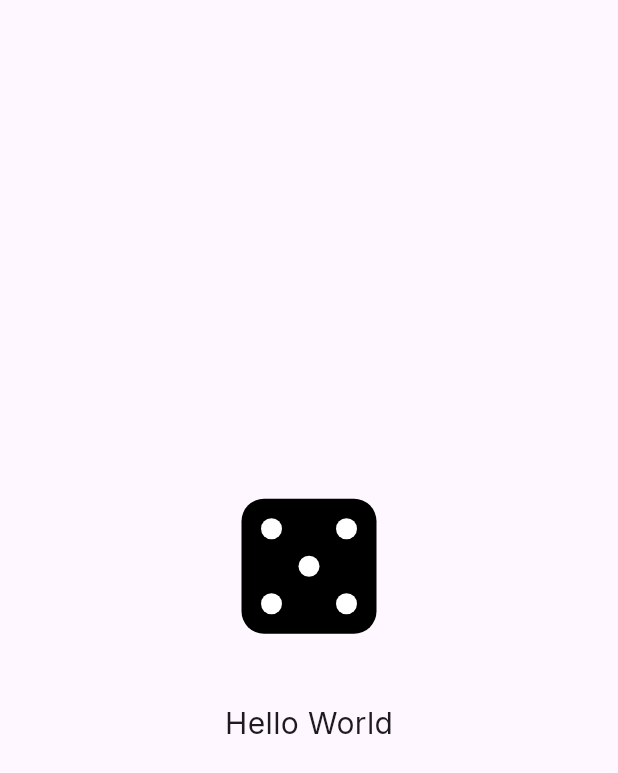
After one commit to sai1505/dartPractice, a Flutter app: the screen it shows after launch, on a phone screen of 412 x 824 dp. The commit adds this screen. Shown: the top 773 px of the screen. Run offline on Flutter 3.47's test engine with Material 3 defaults, Android fonts, the phone set to English and light mode, and no system bars; our stand-ins replace flutter_svg.

Commit message:
Splitted Code across Files.

```diff
--- /dev/null
+++ b/lib/Widgets/welcome_screen.dart
@@ -0,0 +1,26 @@
+
+import 'package:flutter/material.dart';
+import 'package:sample/svgs/sample_svg.dart';
+
+class WelcomePage extends StatelessWidget {
+  const WelcomePage({super.key});
+
+  @override
+  Widget build(context) {
+    return Center(
+      child: Column(
+        mainAxisSize: MainAxisSize.min,
+        children: [
+          GeneratedSVG(),
+          SizedBox(
+            height: 40,
+          ),
+          Text(
+            "Hello World",
+            style: TextStyle(fontFamily: 'Inter', fontSize: 20),
+          ),
+        ],
+      ),
+    );
+  }
+}
```
Also changed, not shown: lib/main.dart (+2 -18 lines).
